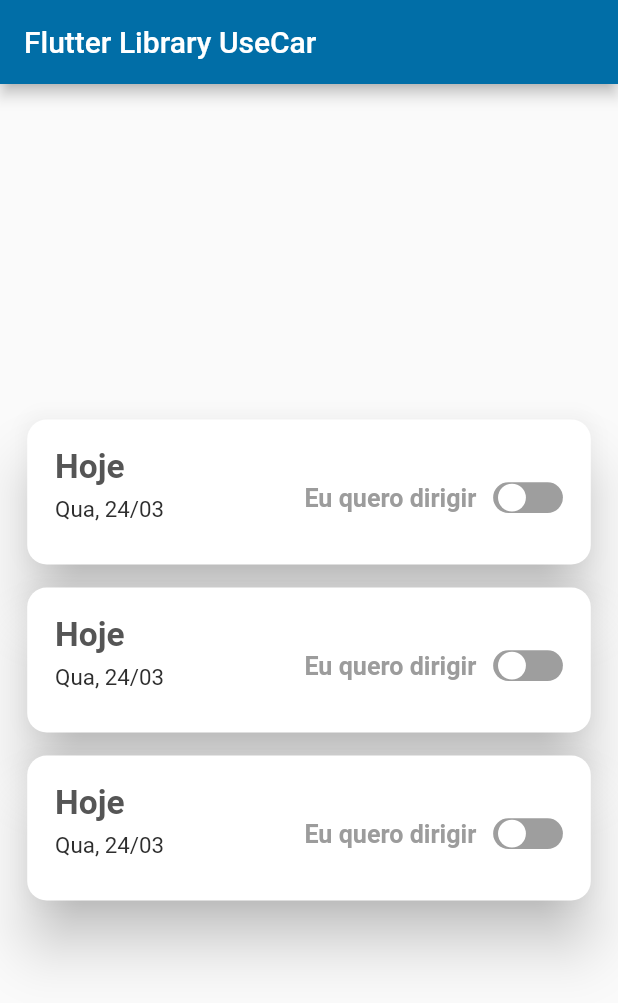
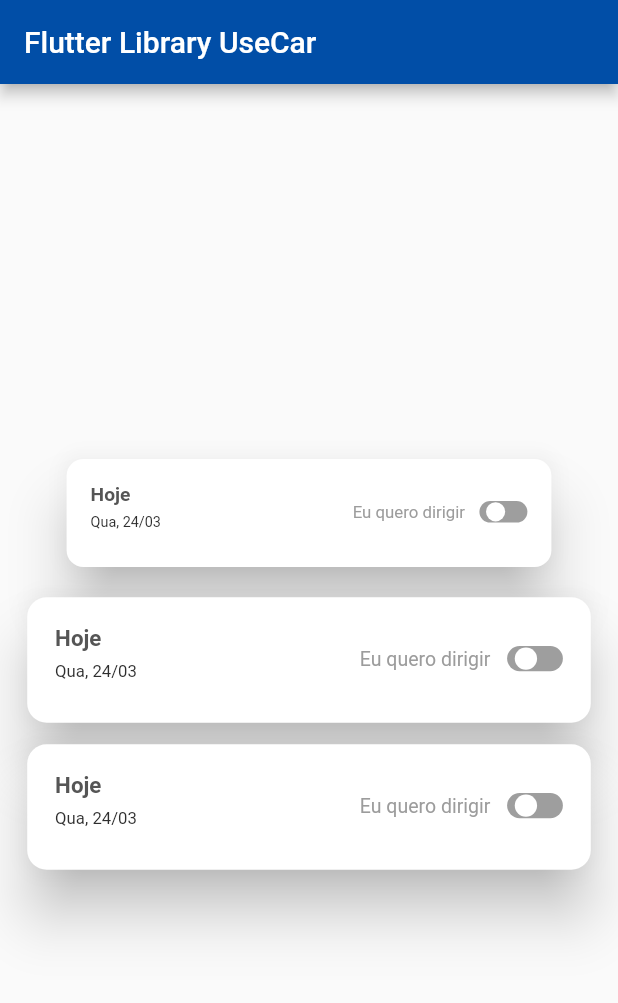
Before and after one commit to pedrohso7/flutter_library, a Flutter app: the screen it shows after launch, on a phone screen of 412 x 824 dp. Shown: the top 1003 px of the screen. Run offline on Flutter 3.47's test engine with Material 2 defaults, Android fonts, the phone set to English and light mode, and no system bars; drawn by our look-alikes of flutter_switch; our stand-ins replace material_design_icons_flutter; Roboto replaces fonts that are missing (Sequel Sans).

Commit message:
refactor(tripCard): corrige problemas de responsividade.

```diff
--- a/lib/helpers/constants.dart
+++ b/lib/helpers/constants.dart
@@ -1,6 +1,6 @@
 import 'package:flutter/material.dart';
 
-const Color PRIMARY_COLOR = Color(0xFF016EA7);
+const Color PRIMARY_COLOR = Color(0xFF014EA7);
 const Color GREY_COLOR = Color(0xFF555555);
 const Color GREY_COLOR_ICON = Color(0xFF979797);
 const Color LIGHT_GREY_COLOR = Color(0xFF9C9C9C);
@@ -10,7 +10,7 @@ const Color WHITE_COLOR = Color(0xFFFCFCFC);
 const TextStyle HEAD_TEXT_STYLE_PRIMARY = TextStyle(
   color: PRIMARY_COLOR,
   fontWeight: FontWeight.w700,
-  fontSize: 18,
+  fontSize: 14,
 );
 
 // ============= CINZA =============
@@ -18,25 +18,25 @@ const TextStyle HEAD_TEXT_STYLE_PRIMARY = TextStyle(
 const TextStyle HEAD_TEXT_STYLE_GREY = TextStyle(
   color: GREY_COLOR,
   fontWeight: FontWeight.w700,
-  fontSize: 24,
+  fontSize: 16,
 );
 
 const TextStyle TEXT_STYLE_BOLD_GREY = TextStyle(
   color: GREY_COLOR,
   fontWeight: FontWeight.bold,
-  fontSize: 18,
+  fontSize: 14,
 );
 
 const TextStyle TEXT_STYLE_LIGHT_GREY = TextStyle(
   color: LIGHT_GREY_COLOR,
   fontWeight: FontWeight.w400,
-  fontSize: 18,
+  fontSize: 14,
 );
 
 const TextStyle TEXT_STYLE_BOLD_LIGHT_GREY = TextStyle(
   color: LIGHT_GREY_COLOR,
   fontWeight: FontWeight.bold,
-  fontSize: 18,
+  fontSize: 14,
 );
 
 // ============= PRETO =============
@@ -44,12 +44,12 @@ const TextStyle TEXT_STYLE_BOLD_LIGHT_GREY = TextStyle(
 const TextStyle TEXT_STYLE_BLACK = TextStyle(
   color: BLACK_COLOR,
   fontWeight: FontWeight.w400,
-  fontSize: 16,
+  fontSize: 12,
 );
 const TextStyle TEXT_STYLE_BOLD_BLACK = TextStyle(
   color: BLACK_COLOR,
   fontWeight: FontWeight.bold,
-  fontSize: 16,
+  fontSize: 12,
 );
 
 // ============= WHITE =============
@@ -57,10 +57,10 @@ const TextStyle TEXT_STYLE_BOLD_BLACK = TextStyle(
 const TextStyle TEXT_STYLE_WHITE = TextStyle(
   color: WHITE_COLOR,
   fontWeight: FontWeight.w400,
-  fontSize: 16,
+  fontSize: 14,
 );
 const TextStyle TEXT_STYLE_BOLD_WHITE = TextStyle(
   color: WHITE_COLOR,
   fontWeight: FontWeight.bold,
-  fontSize: 16,
+  fontSize: 14,
 );
--- a/lib/presenter/components/techfleet_trip_card/components/techfleet_trip_card_content/techfleet_trip_card_content.dart
+++ b/lib/presenter/components/techfleet_trip_card/components/techfleet_trip_card_content/techfleet_trip_card_content.dart
@@ -42,8 +42,8 @@ class TechfleetTripCardContent extends StatelessWidget {
               mainAxisAlignment: MainAxisAlignment.spaceBetween,
               crossAxisAlignment: CrossAxisAlignment.start,
               children: [
-                TechfleetTripDetails(),
-                TechfleetTripPassengers(),
+                Expanded(child: TechfleetTripDetails()),
+                Expanded(child: TechfleetTripPassengers()),
               ],
             ),
             Container(
--- a/lib/presenter/components/techfleet_trip_card/components/techfleet_trip_card_header/techfleet_trip_card_header.dart
+++ b/lib/presenter/components/techfleet_trip_card/components/techfleet_trip_card_header/techfleet_trip_card_header.dart
@@ -20,7 +20,7 @@ class TechfleetTripCardHeader extends StatelessWidget {
 
   @override
   Widget build(BuildContext context) {
-    const double SWITCH_HEIGHT = 22.0;
+    const double SWITCH_HEIGHT = 18.0;
     const CARD_HEADER_HEIGHT = 70.0;
 
     return Padding(
@@ -57,22 +57,14 @@ class TechfleetTripCardHeader extends StatelessWidget {
                   Text(
                     switchLabel,
                     style: isEnabled
-                        ? TextStyle(
-                            color: PRIMARY_COLOR,
-                            fontWeight: FontWeight.w700,
-                            fontSize: 18,
-                          )
-                        : TextStyle(
-                            color: LIGHT_GREY_COLOR,
-                            fontWeight: FontWeight.bold,
-                            fontSize: 18,
-                          ),
+                        ? HEAD_TEXT_STYLE_PRIMARY
+                        : TEXT_STYLE_LIGHT_GREY,
                   ),
                   SizedBox(width: 12),
                   FlutterSwitch(
                     height: SWITCH_HEIGHT,
                     activeColor: PRIMARY_COLOR,
-                    width: 50.0,
+                    width: 40.0,
                     value: isEnabled,
                     padding: 1.0,
                     onToggle: (val) async {
--- a/lib/presenter/components/techfleet_trip_card/techfleet_trip_card.dart
+++ b/lib/presenter/components/techfleet_trip_card/techfleet_trip_card.dart
@@ -43,7 +43,7 @@ class TechfleetTripCard extends StatelessWidget {
                   begin: isEnabled ? 0.0 : 1.0,
                   end: isEnabled ? 1.0 : 0.0,
                 ),
-                duration: const Duration(milliseconds: 600),
+                duration: const Duration(milliseconds: 400),
                 child: Column(
                   children: [
                     Divider(thickness: 1),
--- a/lib/presenter/pages/home_page.dart
+++ b/lib/presenter/pages/home_page.dart
@@ -45,6 +45,7 @@ class _HomePageState extends State<HomePage> {
                 );
               },
               isEnabled: _isEnabled,
+              size: 0.8,
             ),
             TechfleetTripCard(
               tripDate: 'Hoje',
```
Also changed, not shown: lib/presenter/components/techfleet_trip_card/components/techfleet_trip_card_content/components/techfleet_trip_passengers.dart (+6 -5 lines).
